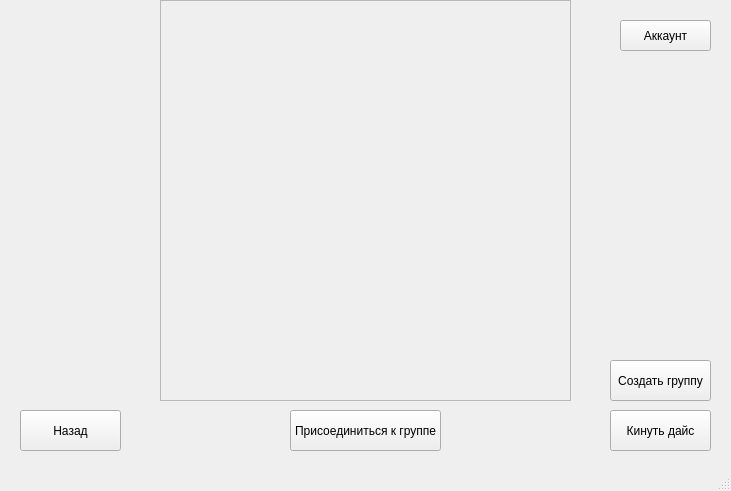
Above: data/ui_files/group_list_screen.ui from Gelzy788/DnD-Helper before the change. Below: the same form after it.
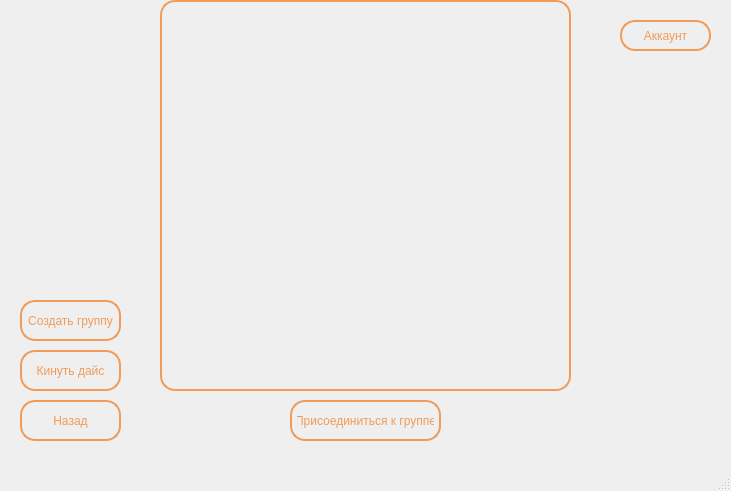
That is the form after the change. Icons and pictures are not drawn.

What changed in the file:
```diff
--- a/data/ui_files/group_list_screen.ui
+++ b/data/ui_files/group_list_screen.ui
@@ -23,6 +23,25 @@
       <height>31</height>
      </rect>
     </property>
+    <property name="styleSheet">
+     <string notr="true">/* border-color: rgb(142, 74, 25);
+border: 2px solid rgb(142, 74, 25); */
+/* background-color: rgb(142, 74, 25); */
+
+QPushButton {
+	color: rgb(240, 155, 89);
+    background-color: transparent; /* Делаем фон прозрачным */
+    border: 2px solid rgb(240, 155, 89);  /* Цвет границы */
+    border-radius: 15px; /* Закругление углов (по желанию) */
+    padding: 5px; /* Отступы (по желанию) */
+	/* border-image: linear-gradient(to right, red, yellow) 5; */
+}
+
+QPushButton:hover {
+    background-color: rgba(54, 21, 8, 0.5); 
+} 
+</string>
+    </property>
     <property name="text">
      <string>Аккаунт</string>
     </property>
@@ -30,12 +49,31 @@
    <widget class="QPushButton" name="throw_dice_btn">
     <property name="geometry">
      <rect>
-      <x>610</x>
-      <y>410</y>
+      <x>20</x>
+      <y>350</y>
       <width>101</width>
       <height>41</height>
      </rect>
     </property>
+    <property name="styleSheet">
+     <string notr="true">/* border-color: rgb(142, 74, 25);
+border: 2px solid rgb(142, 74, 25); */
+/* background-color: rgb(142, 74, 25); */
+
+QPushButton {
+	color: rgb(240, 155, 89);
+    background-color: transparent; /* Делаем фон прозрачным */
+    border: 2px solid rgb(240, 155, 89);  /* Цвет границы */
+    border-radius: 15px; /* Закругление углов (по желанию) */
+    padding: 5px; /* Отступы (по желанию) */
+	/* border-image: linear-gradient(to right, red, yellow) 5; */
+}
+
+QPushButton:hover {
+    background-color: rgba(54, 21, 8, 0.5); 
+} 
+</string>
+    </property>
     <property name="text">
      <string>Кинуть дайс</string>
     </property>
@@ -44,11 +82,30 @@
     <property name="geometry">
      <rect>
       <x>20</x>
-      <y>410</y>
+      <y>400</y>
       <width>101</width>
       <height>41</height>
      </rect>
     </property>
+    <property name="styleSheet">
+     <string notr="true">/* border-color: rgb(142, 74, 25);
+border: 2px solid rgb(142, 74, 25); */
+/* background-color: rgb(142, 74, 25); */
+
+QPushButton {
+	color: rgb(240, 155, 89);
+    background-color: transparent; /* Делаем фон прозрачным */
+    border: 2px solid rgb(240, 155, 89);  /* Цвет границы */
+    border-radius: 15px; /* Закругление углов (по желанию) */
+    padding: 5px; /* Отступы (по желанию) */
+	/* border-image: linear-gradient(to right, red, yellow) 5; */
+}
+
+QPushButton:hover {
+    background-color: rgba(54, 21, 8, 0.5); 
+} 
+</string>
+    </property>
     <property name="text">
      <string>Назад</string>
     </property>
@@ -59,9 +116,40 @@
       <x>160</x>
       <y>0</y>
       <width>411</width>
-      <height>401</height>
+      <height>391</height>
      </rect>
     </property>
+    <property name="styleSheet">
+     <string notr="true">QPushButton {
+  color: rgb(240, 155, 89);
+    background-color: transparent; /* Делаем фон прозрачным */
+    border: 2px solid rgb(240, 155, 89);  /* Цвет границы */
+    border-radius: 15px; /* Закругление углов (по желанию) */
+    padding: 5px; /* Отступы (по желанию) */
+  /* border-image: linear-gradient(to right, red, yellow) 5; */
+}
+
+QPushButton:hover {
+    background-color: rgba(54, 21, 8, 0.5); 
+} 
+
+QScrollArea {
+color: rgb(240, 155, 89);
+    background-color: transparent; /* Делаем фон прозрачным */
+    border: 2px solid rgb(240, 155, 89);  /* Цвет границы */
+    border-radius: 15px; /* Закругление углов (по желанию) */
+    padding: 5px; /* Отступы (по желанию) */
+}
+
+QVBoxLayout {
+  background-color: transparent;
+}
+
+QWidget {
+  background-color: transparent;
+}
+</string>
+    </property>
     <property name="widgetResizable">
      <bool>true</bool>
     </property>
@@ -70,8 +158,8 @@
       <rect>
        <x>0</x>
        <y>0</y>
-       <width>409</width>
-       <height>399</height>
+       <width>397</width>
+       <height>377</height>
       </rect>
      </property>
     </widget>
@@ -79,12 +167,31 @@
    <widget class="QPushButton" name="create_group_btn">
     <property name="geometry">
      <rect>
-      <x>610</x>
-      <y>360</y>
+      <x>20</x>
+      <y>300</y>
       <width>101</width>
       <height>41</height>
      </rect>
     </property>
+    <property name="styleSheet">
+     <string notr="true">/* border-color: rgb(142, 74, 25);
+border: 2px solid rgb(142, 74, 25); */
+/* background-color: rgb(142, 74, 25); */
+
+QPushButton {
+	color: rgb(240, 155, 89);
+    background-color: transparent; /* Делаем фон прозрачным */
+    border: 2px solid rgb(240, 155, 89);  /* Цвет границы */
+    border-radius: 15px; /* Закругление углов (по желанию) */
+    padding: 5px; /* Отступы (по желанию) */
+	/* border-image: linear-gradient(to right, red, yellow) 5; */
+}
+
+QPushButton:hover {
+    background-color: rgba(54, 21, 8, 0.5); 
+} 
+</string>
+    </property>
     <property name="text">
      <string>Создать группу</string>
     </property>
@@ -93,15 +200,56 @@
     <property name="geometry">
      <rect>
       <x>290</x>
-      <y>410</y>
+      <y>400</y>
       <width>151</width>
       <height>41</height>
      </rect>
     </property>
+    <property name="styleSheet">
+     <string notr="true">/* border-color: rgb(142, 74, 25);
+border: 2px solid rgb(142, 74, 25); */
+/* background-color: rgb(142, 74, 25); */
+
+QPushButton {
+	color: rgb(240, 155, 89);
+    background-color: transparent; /* Делаем фон прозрачным */
+    border: 2px solid rgb(240, 155, 89);  /* Цвет границы */
+    border-radius: 15px; /* Закругление углов (по желанию) */
+    padding: 5px; /* Отступы (по желанию) */
+	/* border-image: linear-gradient(to right, red, yellow) 5; */
+}
+
+QPushButton:hover {
+    background-color: rgba(54, 21, 8, 0.5); 
+} 
+</string>
+    </property>
     <property name="text">
      <string>Присоединиться к группе</string>
     </property>
    </widget>
+   <widget class="QWidget" name="widget" native="true">
+    <property name="geometry">
+     <rect>
+      <x>0</x>
+      <y>-30</y>
+      <width>741</width>
+      <height>531</height>
+     </rect>
+    </property>
+    <property name="styleSheet">
+     <string notr="true">background-image: url('data/textures/background.jpg');
+background-repeat: no-repeat; 
+background-position: center;</string>
+    </property>
+   </widget>
+   <zorder>widget</zorder>
+   <zorder>account_btn</zorder>
+   <zorder>throw_dice_btn</zorder>
+   <zorder>back_btn</zorder>
+   <zorder>scroll_area</zorder>
+   <zorder>create_group_btn</zorder>
+   <zorder>join_group_btn</zorder>
   </widget>
   <widget class="QStatusBar" name="statusbar"/>
  </widget>
```
